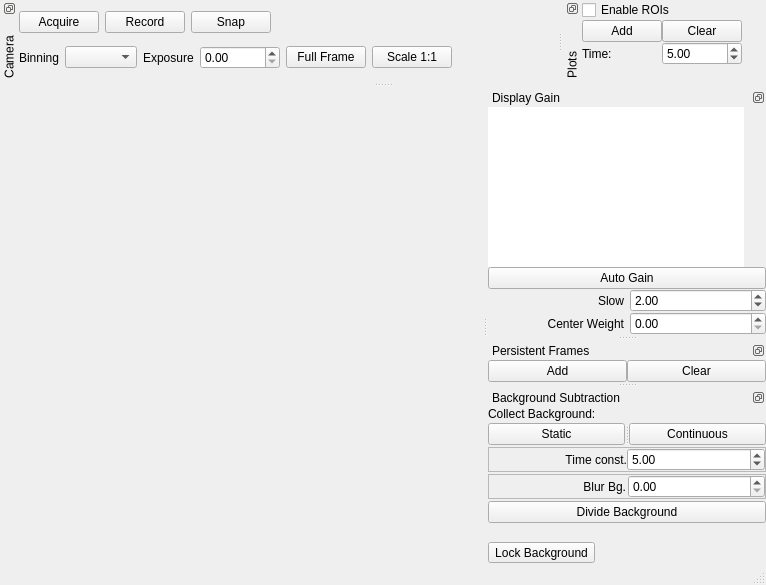
Qt form lib/modules/Camera/CameraTemplate.ui (acq4/acq4) before a commit.
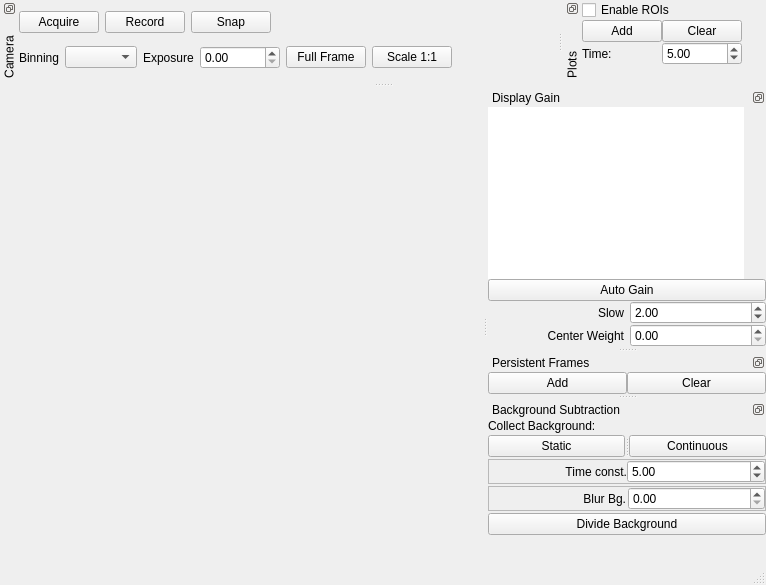
The same form after that commit. Custom widgets are drawn as their Qt base class.

Commit message: New Divide Background interface in Camera Module - works! 	- still takes awhile to start dividing background though, you get several black frames displayed first.

The edit to the form file:
```diff
--- a/lib/modules/Camera/CameraTemplate.ui
+++ b/lib/modules/Camera/CameraTemplate.ui
@@ -507,6 +507,9 @@
         <property name="text">
          <string>Static</string>
         </property>
+        <property name="checkable">
+         <bool>true</bool>
+        </property>
        </widget>
        <widget class="QPushButton" name="pushButton_2">
         <property name="text">
@@ -621,19 +624,6 @@
        </property>
       </spacer>
      </item>
-     <item>
-      <widget class="QToolButton" name="btnLockBackground">
-       <property name="toolTip">
-        <string>Locks the background frame so that it no longer integrates new frames into itself.</string>
-       </property>
-       <property name="text">
-        <string>Lock Background</string>
-       </property>
-       <property name="checkable">
-        <bool>true</bool>
-       </property>
-      </widget>
-     </item>
     </layout>
    </widget>
   </widget>
```
Left out of the diff: 4 changed lines with no effect on the pictures. The commit also changes 2 other files.
